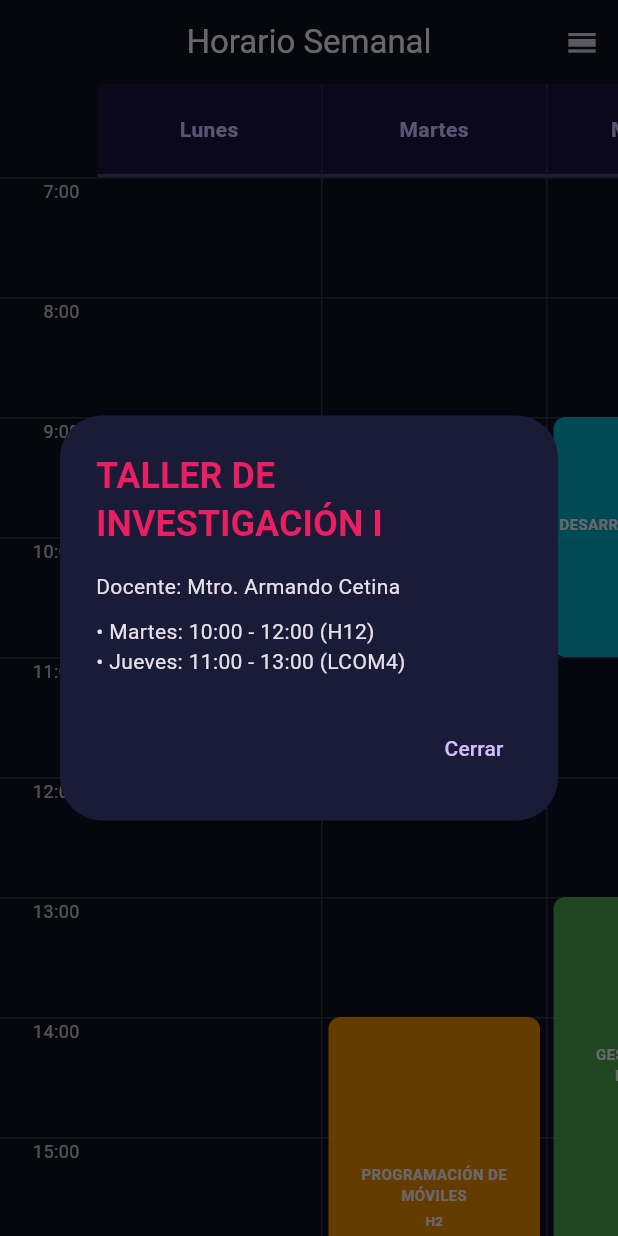
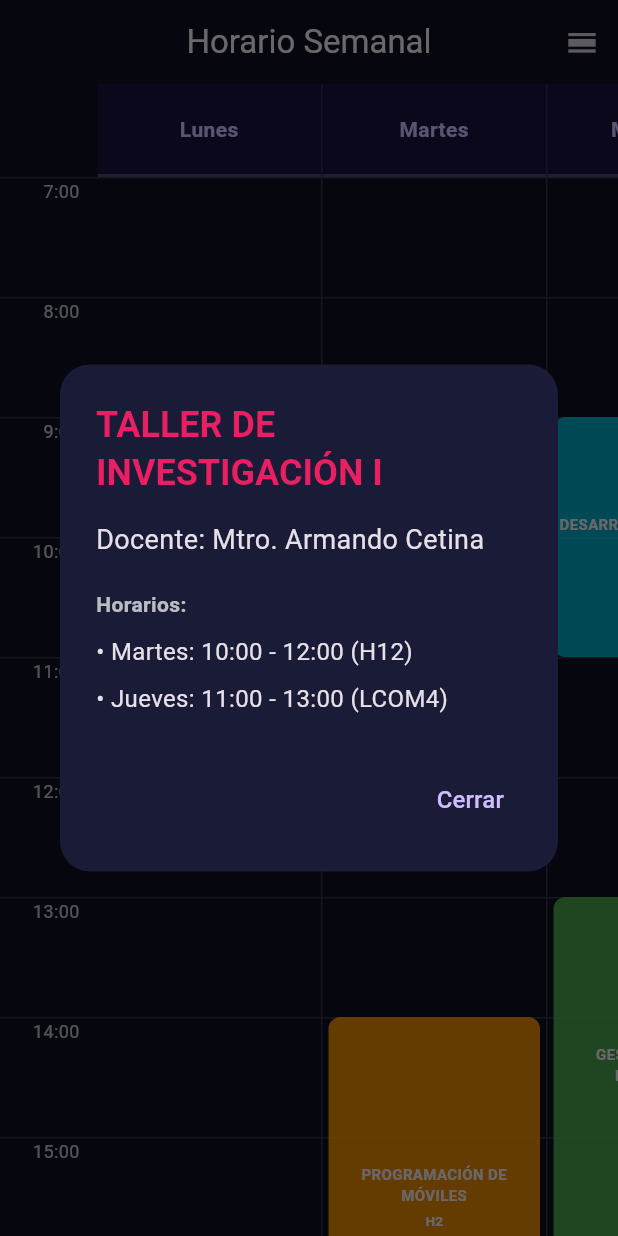
Before and after one commit to Diego01GD/horario-flutter, a Flutter app: the screen it shows after launch, after a tap on "TALLER DE INVESTIGACIÓN I", on a phone screen of 412 x 824 dp. Run offline on Flutter 3.47's test engine with Material 3 defaults, Android fonts, the phone set to English and light mode, and no system bars.

Commit message:
Cambios de Tamaño

```diff
--- a/lib/main.dart
+++ b/lib/main.dart
@@ -321,17 +321,35 @@ class _PantallaPrincipalState extends State<PantallaPrincipal> {
       context: context,
       builder: (context) => AlertDialog(
         backgroundColor: const Color(0xFF1A1B36),
+        shape: RoundedRectangleBorder(borderRadius: BorderRadius.circular(20)),
         title: Text(m.nombre, style: TextStyle(color: m.color, fontWeight: FontWeight.bold)),
-        content: Column(
-          mainAxisSize: MainAxisSize.min,
-          crossAxisAlignment: CrossAxisAlignment.start,
-          children: [
-            Text("Docente: ${m.maestro}"),
-            const SizedBox(height: 10),
-            ...m.sesiones.map((s) => Text("• ${s.dia}: ${s.horaInicio.toInt()}:00 - ${s.horaFin.toInt()}:00 (${s.aula})")),
-          ],
+        content: SizedBox(
+          // --- AQUÍ MODIFICAS EL TAMAÑO ---
+          width: MediaQuery.of(context).size.width * 0.8, // 80% del ancho de la pantalla
+          child: Column(
+            mainAxisSize: MainAxisSize.min,
+            crossAxisAlignment: CrossAxisAlignment.start,
+            children: [
+              Text("Docente: ${m.maestro}", style: const TextStyle(fontSize: 18)), // Texto más grande
+              const SizedBox(height: 20),
+              const Text("Horarios:", style: TextStyle(fontWeight: FontWeight.bold, color: Colors.white70)),
+              const SizedBox(height: 10),
+              ...m.sesiones.map((s) => Padding(
+                padding: const EdgeInsets.only(bottom: 8.0),
+                child: Text(
+                  "• ${s.dia}: ${s.horaInicio.toInt()}:00 - ${s.horaFin.toInt()}:00 (${s.aula})",
+                  style: const TextStyle(fontSize: 16),
+                ),
+              )),
+            ],
+          ),
         ),
-        actions: [TextButton(onPressed: () => Navigator.pop(context), child: const Text("Cerrar"))],
+        actions: [
+          TextButton(
+            onPressed: () => Navigator.pop(context),
+            child: const Text("Cerrar", style: TextStyle(fontSize: 16))
+          )
+        ],
       ),
     );
   }
```
